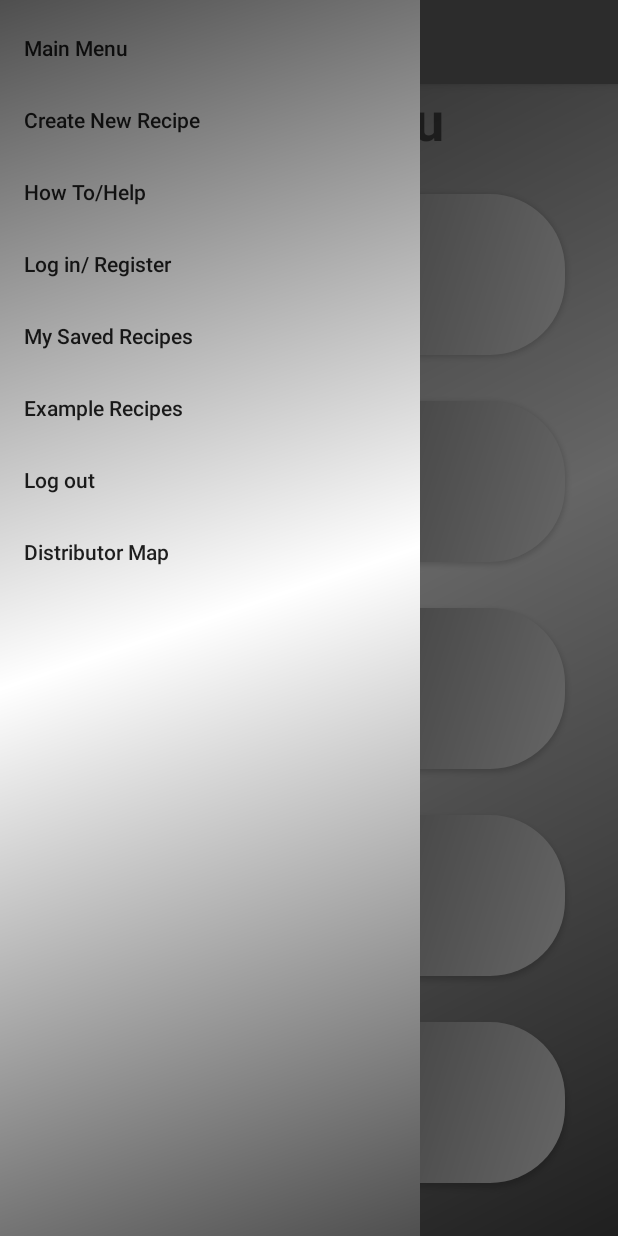
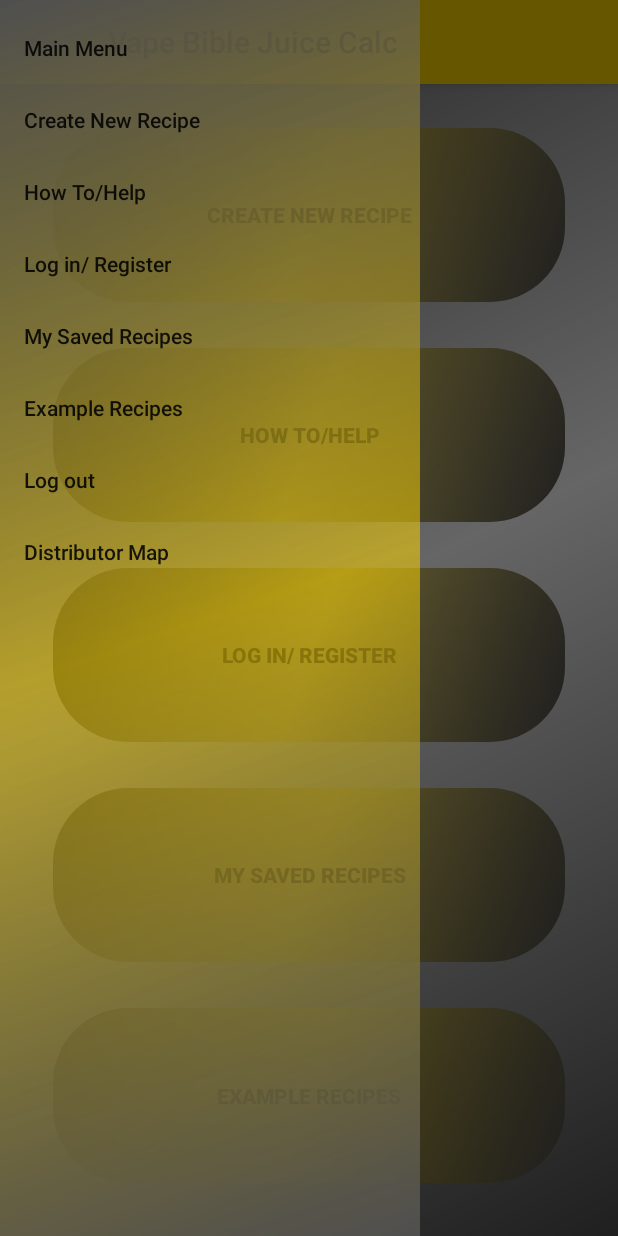
Before and after one commit to JakeEsveldDevelopment/Vape-Bible-Juice-Calc, an Android app: the screen it shows after launch (MainMenu), with the side drawer open, on a phone screen of 412 x 824 dp. Run offline under Robolectric (Android 15) with nearby library versions, the phone set to English and light mode, and no system bars; our stand-ins replace Firebase (no records; nobody signed in at launch, a user with empty details on screens opened directly); libraries missing offline, so code that uses them is left out: com.firebase.ui.

Commit message:
Change color palette, general styling

```diff
--- a/app/src/main/res/drawable/inverse_gradient_background.xml
+++ b/app/src/main/res/drawable/inverse_gradient_background.xml
@@ -3,8 +3,8 @@
 android:shape="rectangle">
 <gradient
     android:angle="135"
-    android:centerColor="@color/gradientMiddle"
-    android:endColor="@android:color/white"
-    android:startColor="@android:color/white"
+    android:centerColor="@color/colorPrimaryAlpha"
+    android:endColor="@color/gradientEnds"
+    android:startColor="@color/gradientEnds"
     android:type="linear" />
 </shape>
--- a/app/src/main/res/drawable/rounded_button.xml
+++ b/app/src/main/res/drawable/rounded_button.xml
@@ -2,9 +2,9 @@
 <shape xmlns:android="http://schemas.android.com/apk/res/android" android:shape="rectangle" android:padding="10dp">
     <gradient
         android:angle="135"
-        android:centerColor="@color/gradientMiddle"
-        android:endColor="@android:color/white"
-        android:startColor="@android:color/white"
+        android:centerColor="@color/colorPrimaryAlpha"
+        android:endColor="@color/gradientEnds"
+        android:startColor="@color/gradientEnds"
         android:type="linear" />
     <corners
         android:bottomRightRadius="50dp"
--- a/app/src/main/res/layout/activity_example_recipes.xml
+++ b/app/src/main/res/layout/activity_example_recipes.xml
@@ -69,7 +69,7 @@
     <com.google.android.material.navigation.NavigationView
         android:fitsSystemWindows="true"
         app:menu="@menu/nav_drawer_menu"
-        android:background="@drawable/gradient_background"
+        android:background="@drawable/inverse_gradient_background"
         android:id="@+id/nav_view"
         android:layout_gravity="start"
         android:layout_width="wrap_content"
--- a/app/src/main/res/layout/activity_how_to.xml
+++ b/app/src/main/res/layout/activity_how_to.xml
@@ -47,7 +47,7 @@
         android:layout_width="wrap_content"
         android:layout_height="match_parent"
         android:layout_gravity="start"
-        android:background="@drawable/gradient_background"
+        android:background="@drawable/inverse_gradient_background"
         android:fitsSystemWindows="true"
         app:menu="@menu/nav_drawer_menu" />
 
--- a/app/src/main/res/layout/activity_main_menu.xml
+++ b/app/src/main/res/layout/activity_main_menu.xml
@@ -29,24 +29,12 @@
             android:layout_height="match_parent"
             android:padding="10dp">
 
-            <TextView
-                android:layout_width="match_parent"
-                android:layout_height="wrap_content"
-                android:text="@string/main_menu"
-                android:textAlignment="center"
-                android:textSize="36sp"
-                android:textStyle="bold"
-                android:id="@+id/text_title"
-                app:layout_constraintLeft_toLeftOf="parent"
-                app:layout_constraintRight_toRightOf="parent"
-                app:layout_constraintTop_toTopOf="parent"
-                android:layout_marginTop="45dp"/>
-
             <LinearLayout
                 android:padding="10dp"
                 android:layout_width="match_parent"
+                android:layout_marginTop="50dp"
                 android:layout_height="0dp"
-                app:layout_constraintTop_toBottomOf="@id/text_title"
+                app:layout_constraintTop_toTopOf="parent"
                 app:layout_constraintBottom_toBottomOf="parent"
                 android:orientation="vertical">
 
@@ -105,7 +93,7 @@
     <com.google.android.material.navigation.NavigationView
         android:fitsSystemWindows="true"
         app:menu="@menu/nav_drawer_menu"
-        android:background="@drawable/gradient_background"
+        android:background="@drawable/inverse_gradient_background"
         android:id="@+id/nav_view"
         android:layout_gravity="start"
         android:layout_width="wrap_content"
--- a/app/src/main/res/layout/activity_maps.xml
+++ b/app/src/main/res/layout/activity_maps.xml
@@ -37,7 +37,7 @@
         android:layout_width="wrap_content"
         android:layout_height="match_parent"
         android:layout_gravity="start"
-        android:background="@drawable/gradient_background"
+        android:background="@drawable/inverse_gradient_background"
         android:fitsSystemWindows="true"
         app:menu="@menu/nav_drawer_menu" />
 
--- a/app/src/main/res/layout/activity_results.xml
+++ b/app/src/main/res/layout/activity_results.xml
@@ -163,7 +163,7 @@
         android:id="@+id/nav_view"
         android:layout_width="wrap_content"
         android:layout_height="match_parent"
-        android:background="@drawable/gradient_background"
+        android:background="@drawable/inverse_gradient_background"
         android:layout_gravity="start"
         android:fitsSystemWindows="true"
         app:menu="@menu/nav_drawer_menu" />
--- a/app/src/main/res/layout/activity_saved_recipes.xml
+++ b/app/src/main/res/layout/activity_saved_recipes.xml
@@ -60,7 +60,7 @@
     <com.google.android.material.navigation.NavigationView
         android:fitsSystemWindows="true"
         app:menu="@menu/nav_drawer_menu"
-        android:background="@drawable/gradient_background"
+        android:background="@drawable/inverse_gradient_background"
         android:id="@+id/nav_view"
         android:layout_gravity="start"
         android:layout_width="wrap_content"
--- a/app/src/main/res/layout/pager_item.xml
+++ b/app/src/main/res/layout/pager_item.xml
@@ -3,7 +3,7 @@
     xmlns:app="http://schemas.android.com/apk/res-auto"
     android:layout_width="match_parent"
     android:layout_height="match_parent"
-    android:background="@drawable/gradient_background"
+    android:background="@drawable/inverse_gradient_backgournd_light"
     android:padding="40dp">
 
 
--- a/app/src/main/res/values/colors.xml
+++ b/app/src/main/res/values/colors.xml
@@ -1,8 +1,9 @@
 <?xml version="1.0" encoding="utf-8"?>
 <resources>
-    <color name="colorPrimary">#6F6F6F</color>
+    <color name="colorPrimary">#FFD700</color>
     <color name="colorPrimaryDark">#000000</color>
     <color name="colorAccent">#D81B60</color>
     <color name="gradientEnds">#4F4F4F</color>
     <color name="gradientMiddle">#999999</color>
+    <color name="colorPrimaryAlpha">#88FFD700</color>
 </resources>
```
Also changed, not shown: app/src/main/res/drawable/inverse_gradient_backgournd_light.xml (added, +10 -0 lines).
